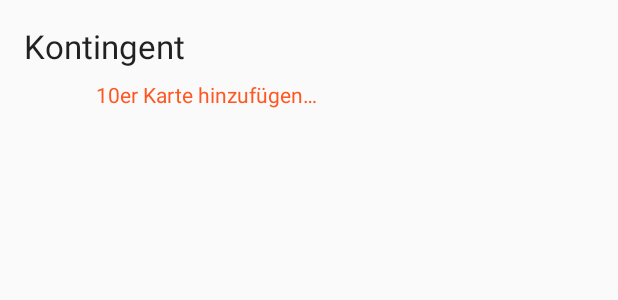
After one commit to maxdobler/Teilnehmerverwaltung, an Android app: the layout customer_info_fragment.xml on its own in the app's theme, with its tools: preview values and no code run, on a phone screen of 412 x 824 dp. The commit adds this screen. Shown: the top 300 px of the screen. Run offline under Robolectric (Android 15) with nearby library versions, the phone set to English and light mode, and no system bars.

Commit message:
customer info seite

```diff
--- a/app/build.gradle
+++ b/app/build.gradle
@@ -34,17 +34,19 @@ dependencies {
     androidTestCompile('com.android.support.test.espresso:espresso-core:2.2.2', {
         exclude group: 'com.android.support', module: 'support-annotations'
     })
-    annotationProcessor 'com.jakewharton:butterknife-compiler:8.5.1'
     compile "com.android.support:appcompat-v7:${supportLibVersion}"
     compile "com.android.support:design:${supportLibVersion}"
     compile "com.android.support:cardview-v7:${supportLibVersion}"
     compile "com.android.support:recyclerview-v7:${supportLibVersion}"
 
+
     compile 'com.jakewharton:butterknife:8.5.1'
     compile 'com.google.firebase:firebase-auth:10.0.1'
+    compile 'com.google.firebase:firebase-config:10.0.1'
     compile 'com.google.firebase:firebase-database:10.0.1'
     compile 'com.firebaseui:firebase-ui-database:1.1.1'
-
+    compile 'com.android.support:support-v4:25.1.0'
     testCompile 'junit:junit:4.12'
+    annotationProcessor 'com.jakewharton:butterknife-compiler:8.5.1'
 }
 apply plugin: 'com.google.gms.google-services'
--- a/app/src/main/java/de/maxdobler/teilnehmerverwaltung/MainActivity.java
+++ b/app/src/main/java/de/maxdobler/teilnehmerverwaltung/MainActivity.java
@@ -10,8 +10,8 @@ import android.view.Menu;
 import android.view.MenuItem;
 
 import butterknife.ButterKnife;
+import de.maxdobler.teilnehmerverwaltung.attendees.AttendeesFragment;
 import de.maxdobler.teilnehmerverwaltung.customerDetail.CustomerDetailActivity;
-import de.maxdobler.teilnehmerverwaltung.attendees.AttendeesFragment;
 import de.maxdobler.teilnehmerverwaltung.events.EventsFragment;
 
 public class MainActivity extends AppCompatActivity implements AttendeesFragment.OnAttendeesFragmentListener, EventsFragment.OnEventFragmentListener {
@@ -29,8 +29,6 @@ public class MainActivity extends AppCompatActivity implements AttendeesFragment
                     .commit();
 
         }
-
-
     }
 
     @Override
--- a/app/src/main/java/de/maxdobler/teilnehmerverwaltung/MyApplication.java
+++ b/app/src/main/java/de/maxdobler/teilnehmerverwaltung/MyApplication.java
@@ -3,6 +3,7 @@ package de.maxdobler.teilnehmerverwaltung;
 import android.app.Application;
 
 import com.google.firebase.database.FirebaseDatabase;
+import com.google.firebase.remoteconfig.FirebaseRemoteConfig;
 
 
 public class MyApplication extends Application {
@@ -11,5 +12,6 @@ public class MyApplication extends Application {
     public void onCreate() {
         super.onCreate();
         FirebaseDatabase.getInstance().setPersistenceEnabled(true);
+        FirebaseRemoteConfig.getInstance().setDefaults(R.xml.remote_config_defaults);
     }
 }
--- a/app/src/main/java/de/maxdobler/teilnehmerverwaltung/events/Event.java
+++ b/app/src/main/java/de/maxdobler/teilnehmerverwaltung/events/Event.java
@@ -6,6 +6,7 @@ import com.google.firebase.database.IgnoreExtraProperties;
 @IgnoreExtraProperties
 public class Event {
     public static final String ATTENDEES = "attendees";
+    public static final String NAME = "name";
     private String name;
     private long attendeesCount;
 
--- a/app/src/main/java/de/maxdobler/teilnehmerverwaltung/events/EventViewHolder.java
+++ b/app/src/main/java/de/maxdobler/teilnehmerverwaltung/events/EventViewHolder.java
@@ -36,4 +36,8 @@ public class EventViewHolder extends RecyclerView.ViewHolder {
             itemView.setBackgroundColor(colorValue.data);
         }
     }
+
+    public void bind(String eventName) {
+        this.nameTextView.setText(eventName);
+    }
 }
--- a/app/src/main/java/de/maxdobler/teilnehmerverwaltung/events/EventsFragment.java
+++ b/app/src/main/java/de/maxdobler/teilnehmerverwaltung/events/EventsFragment.java
@@ -67,7 +67,7 @@ public class EventsFragment extends Fragment {
         super.onViewCreated(view, savedInstanceState);
         ButterKnife.bind(this, view);
 
-        FirebaseRecyclerAdapter<Event, EventViewHolder> recyclerAdapter = new FirebaseRecyclerAdapter<Event, EventViewHolder>(Event.class, R.layout.item_event, EventViewHolder.class, FirebaseRef.events()) {
+        FirebaseRecyclerAdapter<Event, EventViewHolder> recyclerAdapter = new FirebaseRecyclerAdapter<Event, EventViewHolder>(Event.class, R.layout.event_item, EventViewHolder.class, FirebaseRef.events()) {
             @Override
             protected void populateViewHolder(final EventViewHolder viewHolder, final Event event, final int position) {
                 final String eventKey = getRef(position).getKey();
--- /dev/null
+++ b/app/src/main/res/layout/customer_info_fragment.xml
@@ -0,0 +1,51 @@
+<RelativeLayout xmlns:android="http://schemas.android.com/apk/res/android"
+    xmlns:tools="http://schemas.android.com/tools"
+    android:layout_width="match_parent"
+    android:layout_height="match_parent"
+    android:orientation="vertical"
+    android:paddingBottom="@dimen/activity_vertical_margin"
+    android:paddingLeft="@dimen/activity_horizontal_margin"
+    android:paddingRight="@dimen/activity_horizontal_margin"
+    tools:context="de.maxdobler.teilnehmerverwaltung.customerDetail.CustomerInfoFragment">
+
+    <TextView
+        android:id="@+id/quotaHeadline"
+        style="@style/TextHeadline"
+        android:text="@string/customer_info_quota_headline" />
+
+    <TextView
+        android:id="@+id/quota"
+        android:layout_width="wrap_content"
+        android:layout_height="wrap_content"
+        android:layout_below="@id/quotaHeadline"
+        android:paddingLeft="@dimen/padding_normal"
+        android:paddingRight="@dimen/padding_normal" />
+
+    <TextView
+        android:id="@+id/add10Quota"
+        android:layout_width="wrap_content"
+        android:layout_height="wrap_content"
+        android:layout_below="@id/quotaHeadline"
+        android:layout_marginStart="@dimen/padding_normal"
+        android:layout_toEndOf="@+id/quota"
+        android:text="@string/customer_info_add_10_to_quota"
+        android:textColor="@color/colorAccent" />
+
+    <TextView
+        android:id="@+id/participationsHeadline"
+        style="@style/TextHeadline"
+        android:layout_below="@+id/quota" />
+
+    <android.support.v7.widget.RecyclerView
+        android:id="@+id/participationsRecyclerView"
+        android:layout_width="match_parent"
+        android:layout_height="wrap_content"
+        android:layout_below="@id/participationsHeadline" />
+
+    <TextView
+        android:id="@+id/noParticipationPlaceholder"
+        android:layout_width="match_parent"
+        android:layout_height="wrap_content"
+        android:layout_below="@id/participationsHeadline" />
+
+</RelativeLayout>
--- a/app/src/main/res/values/dimens.xml
+++ b/app/src/main/res/values/dimens.xml
@@ -6,4 +6,5 @@
     <dimen name="cardElevation">4dp</dimen>
     <dimen name="padding_small">8dp</dimen>
     <dimen name="toolbarElevation">4dp</dimen>
+    <dimen name="padding_large">24dp</dimen>
 </resources>
--- a/app/src/main/res/values/styles.xml
+++ b/app/src/main/res/values/styles.xml
@@ -34,4 +34,12 @@
         <item name="android:background">@color/buttonBackgroundColor</item>
     </style>
 
+    <style name="TextHeadline">
+        <item name="android:layout_width">match_parent</item>
+        <item name="android:layout_height">wrap_content</item>
+        <item name="android:paddingBottom">@dimen/padding_small</item>
+        <item name="android:paddingTop">@dimen/padding_normal</item>
+        <item name="android:textAppearance">@style/Base.TextAppearance.AppCompat.Large</item>
+    </style>
+
 </resources>
```
Also changed, not shown: app/src/main/java/de/maxdobler/teilnehmerverwaltung/attendees/Customer.java (+4 -3 lines), app/src/main/java/de/maxdobler/teilnehmerverwaltung/customerDetail/CustomerDetailActivity.java (+49 -9 lines), app/src/main/java/de/maxdobler/teilnehmerverwaltung/customerDetail/CustomerInfoFragment.java (added, +221 -0 lines), app/src/main/java/de/maxdobler/teilnehmerverwaltung/util/RemoteConfigService.java (added, +52 -0 lines), app/src/main/res/layout/dialog_pin_input_view.xml (added, +18 -0 lines), app/src/main/res/values/strings.xml (+10 -1 lines), app/src/main/res/xml/remote_config_defaults.xml (added, +7 -0 lines), app/src/main/res/layout/event_item.xml (renamed from app/src/main/res/layout/item_event.xml).
